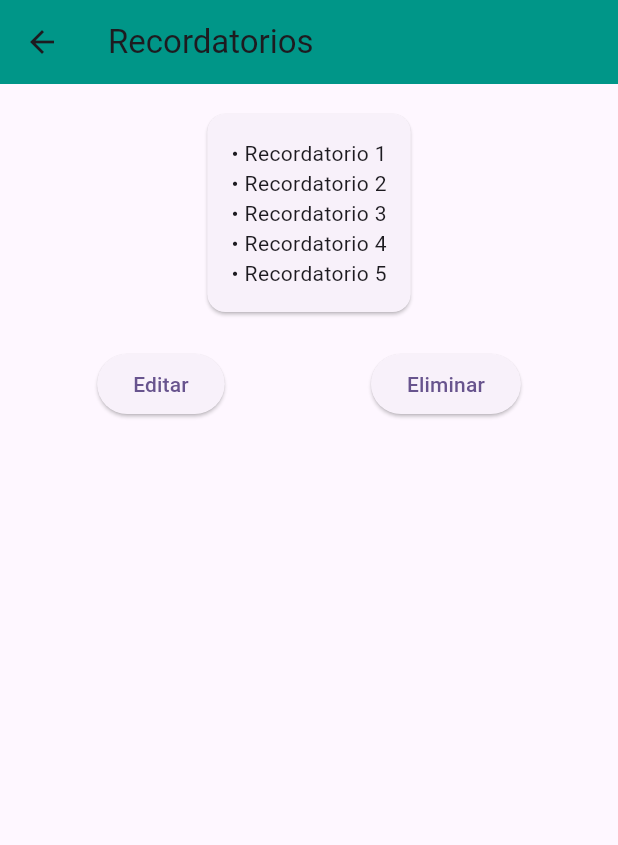
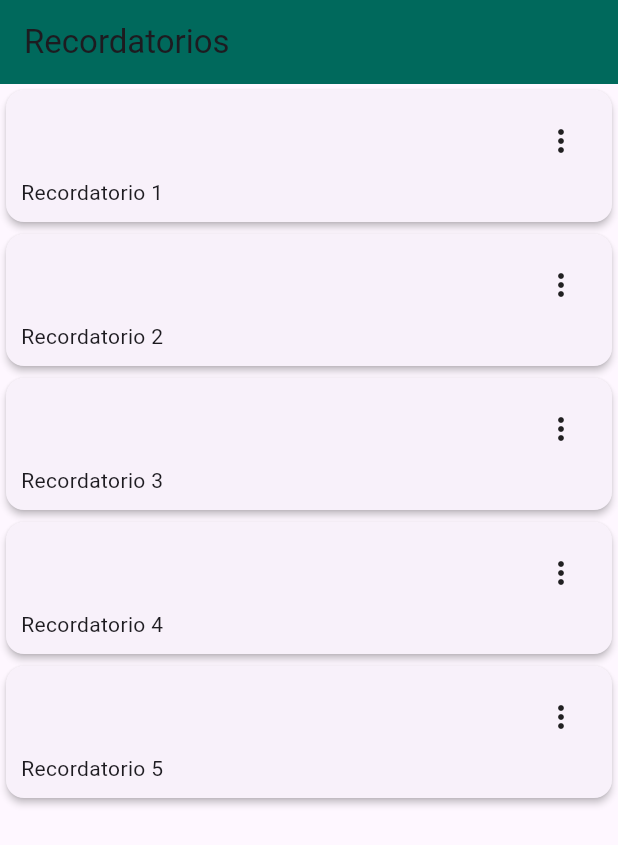
Before and after one commit to josemanuelmtz/Navi, a Flutter app: the RecordatoriosScreen screen opened directly, on a phone screen of 412 x 824 dp. Shown: the top 845 px of the screen. Run offline on Flutter 3.47's test engine with Material 3 defaults, Android fonts, the light colour scheme and no system bars.

Commit message:
Recordatorios

```diff
--- a/navi/lib/config/presentations/screen/recordatorios/recordatorios.dart
+++ b/navi/lib/config/presentations/screen/recordatorios/recordatorios.dart
@@ -1,46 +1,87 @@
 import 'package:flutter/material.dart';
 
+const recordatorios = <Map<String, dynamic>>[
+  {'label': 'Recordatorio 1'},
+  {'label': 'Recordatorio 2'},
+  {'label': 'Recordatorio 3'},
+  {'label': 'Recordatorio 4'},
+  {'label': 'Recordatorio 5'},
+];
+
 class RecordatoriosScreen extends StatelessWidget {
+  static const String name = "recordatorios_screen";
+
+  const RecordatoriosScreen({super.key});
+
   @override
   Widget build(BuildContext context) {
     return Scaffold(
       appBar: AppBar(
-        title: Text('Recordatorios'),
-        backgroundColor: Colors.teal, // Color de fondo similar
+        title: const Text('Recordatorios'),
+        backgroundColor: Colors.teal[800],
       ),
-      body: Padding(
-        padding: const EdgeInsets.all(16.0),
+      body: const _RecordatoriosView(),
+    );
+  }
+}
+
+class _RecordatoriosView extends StatelessWidget {
+  const _RecordatoriosView();
+
+  @override
+  Widget build(BuildContext context) {
+    return SingleChildScrollView(
+      child: Column(
+        children: recordatorios.map((recordatorio) => _RecordatorioCard(
+              label: recordatorio['label'],
+            )).toList(),
+      ),
+    );
+  }
+}
+
+class _RecordatorioCard extends StatelessWidget {
+  final String label;
+
+  const _RecordatorioCard({
+    required this.label,
+  });
+
+  @override
+  Widget build(BuildContext context) {
+    return Card(
+      elevation: 2.0,
+      child: Padding(
+        padding: const EdgeInsets.all(10),
         child: Column(
           children: [
-            Card( // Contenedor para los recordatorios
-              child: Padding(
-                padding: const EdgeInsets.all(16.0),
-                child: Column(
-                  crossAxisAlignment: CrossAxisAlignment.start,
-                  children: [
-                    for (int i = 1; i <= 5; i++)
-                      Text('• Recordatorio $i'),
-                  ],
-                ),
+            Align(
+              alignment: Alignment.topRight,
+              child: PopupMenuButton<String>(
+                onSelected: (value) {
+                  switch (value) {
+                    case 'editar':
+                      // Acción para editar
+                      break;
+                    case 'eliminar':
+                      // Acción para eliminar
+                      break;
+                  }
+                },
+                itemBuilder: (BuildContext context) {
+                  return {'editar', 'eliminar'}.map((String choice) {
+                    return PopupMenuItem<String>(
+                      value: choice,
+                      child: Text(choice),
+                    );
+                  }).toList();
+                },
               ),
             ),
-            SizedBox(height: 20), // Espacio entre la tarjeta y los botones
-            Row(
-              mainAxisAlignment: MainAxisAlignment.spaceAround,
-              children: [
-                ElevatedButton(
-                  onPressed: () {},
-                  child: Text('Editar'),
-                ),
-                ElevatedButton(
-                  onPressed: () {},
-                  child: Text('Eliminar'),
-                  style: ElevatedButton.styleFrom(
-                    iconColor: Colors.red, // Color rojo para el botón Eliminar
-                  ),
-                ),
-              ],
-            ),
+            Align(
+              alignment: Alignment.bottomLeft,
+              child: Text(label),
+            )
           ],
         ),
       ),
--- a/navi/lib/main.dart
+++ b/navi/lib/main.dart
@@ -1,4 +1,5 @@
 import 'package:flutter/material.dart';
+import 'package:navi/config/presentations/screen/recordatorios/recordatorios.dart';
 
 void main() {
   runApp(const MyApp());
@@ -31,7 +32,7 @@
         colorScheme: ColorScheme.fromSeed(seedColor: Colors.deepPurple),
         useMaterial3: true,
       ),
-      home: const MyHomePage(title: 'Flutter Demo Home Page'),
+      home: const RecordatoriosScreen(),
     );
   }
 }
```
